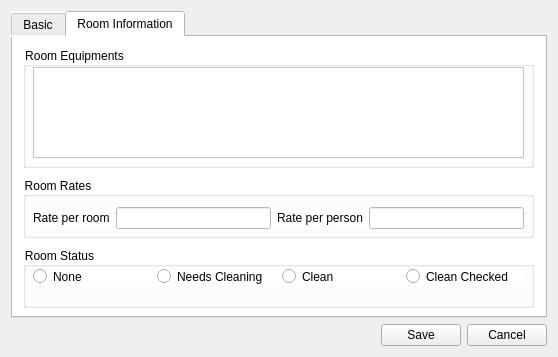
The window that addrooms.ui (dsubhajit/bill_master) describes before a commit, drawn with Qt 5.
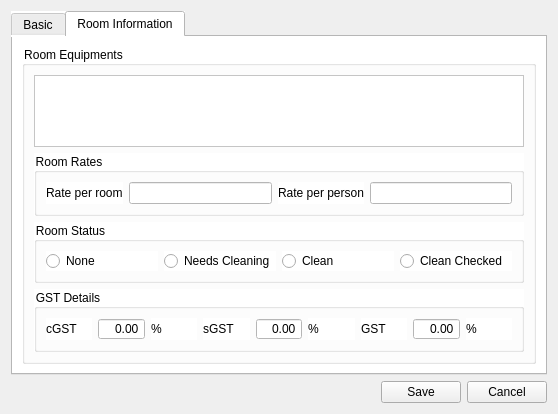
The same window after the commit. The open tabs and pages were chosen to show the change. Icons and pictures are not drawn.

Diff of the .ui file:
```diff
--- a/addrooms.ui
+++ b/addrooms.ui
@@ -7,7 +7,7 @@
     <x>0</x>
     <y>0</y>
     <width>558</width>
-    <height>357</height>
+    <height>382</height>
    </rect>
   </property>
   <property name="windowTitle">
@@ -165,27 +165,17 @@
       <attribute name="title">
        <string>Room Information</string>
       </attribute>
+      <layout class="QVBoxLayout" name="verticalLayout_8">
+       <item>
+        <layout class="QVBoxLayout" name="verticalLayout_2">
+         <item>
       <widget class="QGroupBox" name="groupBox_3">
-       <property name="geometry">
-        <rect>
-         <x>10</x>
-         <y>10</y>
-         <width>511</width>
-         <height>121</height>
-        </rect>
-       </property>
        <property name="title">
         <string>Room Equipments</string>
        </property>
+           <layout class="QVBoxLayout" name="verticalLayout_3">
+            <item>
        <widget class="QListWidget" name="equipments">
-        <property name="geometry">
-         <rect>
-          <x>10</x>
-          <y>20</y>
-          <width>491</width>
-          <height>91</height>
-         </rect>
-        </property>
         <property name="editTriggers">
          <set>QAbstractItemView::NoEditTriggers</set>
         </property>
@@ -193,28 +183,14 @@
          <enum>QAbstractItemView::MultiSelection</enum>
         </property>
        </widget>
-      </widget>
+            </item>
+            <item>
       <widget class="QGroupBox" name="groupBox_4">
-       <property name="geometry">
-        <rect>
-         <x>10</x>
-         <y>140</y>
-         <width>511</width>
-         <height>61</height>
-        </rect>
-       </property>
        <property name="title">
         <string>Room Rates</string>
        </property>
-       <widget class="QWidget" name="layoutWidget">
-        <property name="geometry">
-         <rect>
-          <x>10</x>
-          <y>30</y>
-          <width>491</width>
-          <height>22</height>
-         </rect>
-        </property>
+              <layout class="QVBoxLayout" name="verticalLayout_5">
+               <item>
         <layout class="QGridLayout" name="gridLayout_3">
          <item row="0" column="0">
           <widget class="QLabel" name="label_7">
@@ -237,29 +213,17 @@
           <widget class="QLineEdit" name="rate_per_person"/>
          </item>
         </layout>
-       </widget>
-      </widget>
+               </item>
+              </layout>
+             </widget>
+            </item>
+            <item>
       <widget class="QGroupBox" name="groupBox_5">
-       <property name="geometry">
-        <rect>
-         <x>10</x>
-         <y>210</y>
-         <width>511</width>
-         <height>61</height>
-        </rect>
-       </property>
        <property name="title">
         <string>Room Status</string>
        </property>
-       <widget class="QWidget" name="layoutWidget">
-        <property name="geometry">
-         <rect>
-          <x>10</x>
-          <y>20</y>
-          <width>491</width>
-          <height>19</height>
-         </rect>
-        </property>
+              <layout class="QVBoxLayout" name="verticalLayout_6">
+               <item>
         <layout class="QGridLayout" name="gridLayout_4">
          <item row="0" column="0">
           <widget class="QRadioButton" name="room_status_none">
@@ -290,8 +254,104 @@
           </widget>
          </item>
         </layout>
-       </widget>
-      </widget>
+               </item>
+              </layout>
+             </widget>
+            </item>
+            <item>
+             <widget class="QGroupBox" name="groupBox_6">
+              <property name="title">
+               <string>GST Details</string>
+              </property>
+              <layout class="QVBoxLayout" name="verticalLayout_7">
+               <item>
+                <layout class="QGridLayout" name="gridLayout_2">
+                 <item row="0" column="5">
+                  <widget class="QLabel" name="label_13">
+                   <property name="text">
+                    <string>%</string>
+                   </property>
+                  </widget>
+                 </item>
+                 <item row="0" column="3">
+                  <widget class="QLabel" name="label_10">
+                   <property name="text">
+                    <string>sGST</string>
+                   </property>
+                  </widget>
+                 </item>
+                 <item row="0" column="6">
+                  <widget class="QLabel" name="label_11">
+                   <property name="text">
+                    <string>GST</string>
+                   </property>
+                  </widget>
+                 </item>
+                 <item row="0" column="0">
+                  <widget class="QLabel" name="label_9">
+                   <property name="text">
+                    <string>cGST</string>
+                   </property>
+                  </widget>
+                 </item>
+                 <item row="0" column="1">
+                  <widget class="QDoubleSpinBox" name="cGst">
+                   <property name="alignment">
+                    <set>Qt::AlignRight|Qt::AlignTrailing|Qt::AlignVCenter</set>
+                   </property>
+                   <property name="buttonSymbols">
+                    <enum>QAbstractSpinBox::NoButtons</enum>
+                   </property>
+                  </widget>
+                 </item>
+                 <item row="0" column="7">
+                  <widget class="QDoubleSpinBox" name="gst">
+                   <property name="alignment">
+                    <set>Qt::AlignRight|Qt::AlignTrailing|Qt::AlignVCenter</set>
+                   </property>
+                   <property name="readOnly">
+                    <bool>true</bool>
+                   </property>
+                   <property name="buttonSymbols">
+                    <enum>QAbstractSpinBox::NoButtons</enum>
+                   </property>
+                  </widget>
+                 </item>
+                 <item row="0" column="4">
+                  <widget class="QDoubleSpinBox" name="sGst">
+                   <property name="alignment">
+                    <set>Qt::AlignRight|Qt::AlignTrailing|Qt::AlignVCenter</set>
+                   </property>
+                   <property name="buttonSymbols">
+                    <enum>QAbstractSpinBox::NoButtons</enum>
+                   </property>
+                  </widget>
+                 </item>
+                 <item row="0" column="2">
+                  <widget class="QLabel" name="label_12">
+                   <property name="text">
+                    <string>%</string>
+                   </property>
+                  </widget>
+                 </item>
+                 <item row="0" column="8">
+                  <widget class="QLabel" name="label_14">
+                   <property name="text">
+                    <string>%</string>
+                   </property>
+                  </widget>
+                 </item>
+                </layout>
+               </item>
+              </layout>
+             </widget>
+            </item>
+           </layout>
+          </widget>
+         </item>
+        </layout>
+       </item>
+      </layout>
      </widget>
     </widget>
    </item>
```
Left out of the diff: 21 changed lines with no effect on the pictures. Lines whose indentation alone changed are shown as unchanged.
